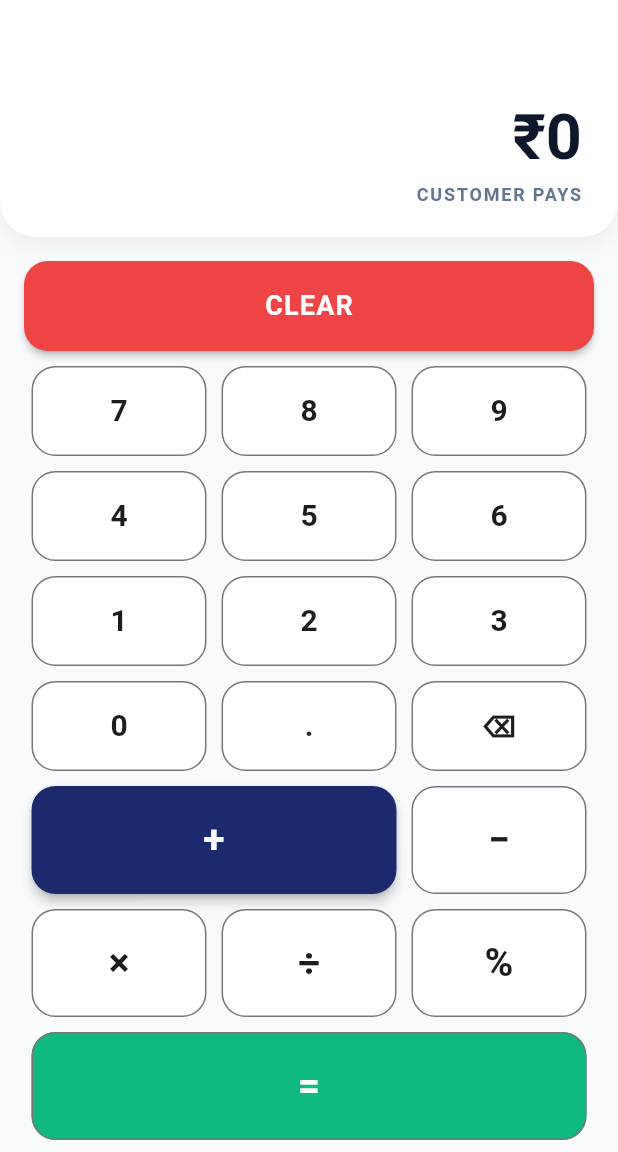
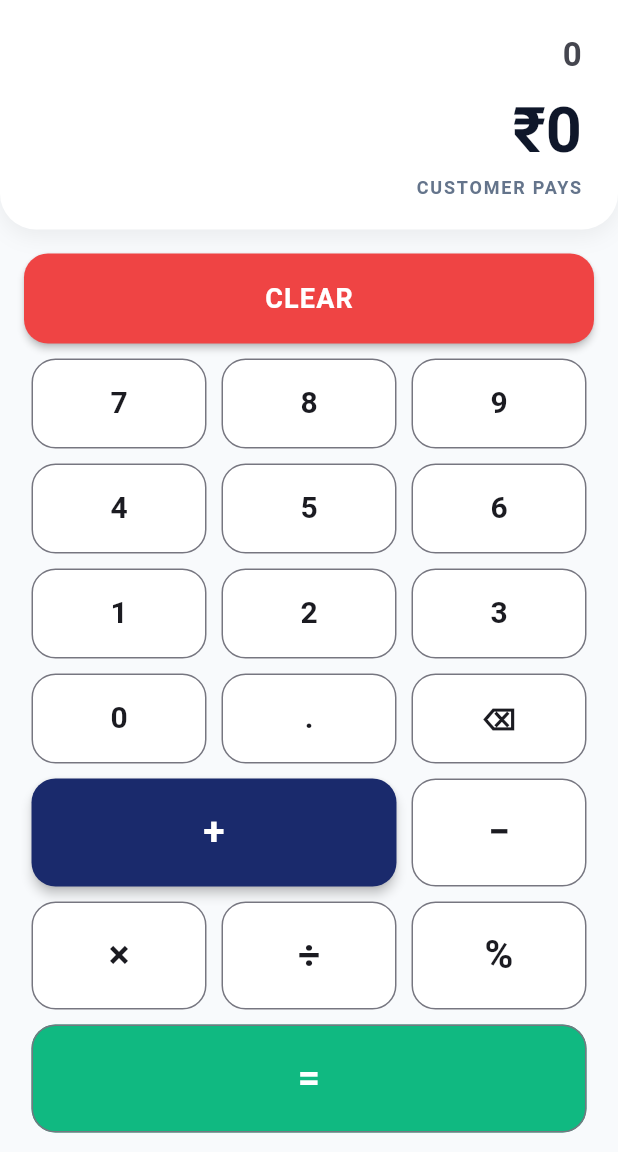
Before and after one commit to teachinglok/mdr-kitna-hua, a Flutter app: the CalculatorPage screen opened directly, on a phone screen of 412 x 824 dp, the part 84-1236 px from its top. Run offline on Flutter 3.47's test engine with Material 3 defaults, Android fonts, the phone set to English and light mode, and no system bars.

Commit message:
Improve calculator expression display

```diff
--- a/lib/features/calculator/presentation/widgets/calculator_display.dart
+++ b/lib/features/calculator/presentation/widgets/calculator_display.dart
@@ -14,7 +14,7 @@ class CalculatorDisplay extends StatelessWidget {
   Widget build(BuildContext context) {
     return Container(
       width: double.infinity,
-      padding: const EdgeInsets.fromLTRB(24, 24, 24, 20),
+      padding: const EdgeInsets.fromLTRB(24, 20, 24, 20),
       decoration: BoxDecoration(
         color: Theme.of(context).colorScheme.surface,
         borderRadius: const BorderRadius.vertical(
@@ -31,14 +31,24 @@ class CalculatorDisplay extends StatelessWidget {
       child: Column(
         crossAxisAlignment: CrossAxisAlignment.end,
         children: [
-          Text(
-            expression,
-            maxLines: 1,
-            overflow: TextOverflow.ellipsis,
-            style: Theme.of(context).textTheme.bodyLarge?.copyWith(
-              fontSize: 22,
-              fontWeight: FontWeight.w600,
-              color: Theme.of(context).colorScheme.onSurfaceVariant,
+          SizedBox(
+            width: double.infinity,
+            height: 32,
+            child: SingleChildScrollView(
+              scrollDirection: Axis.horizontal,
+              reverse: true,
+              child: Text(
+                expression.isEmpty ? '0' : expression,
+                maxLines: 1,
+                softWrap: false,
+                style: Theme.of(context).textTheme.bodyLarge?.copyWith(
+                  fontSize: 22,
+                  fontWeight: FontWeight.w600,
+                  color: Theme.of(context)
+                      .colorScheme
+                      .onSurfaceVariant,
+                ),
+              ),
             ),
           ),
 
```
